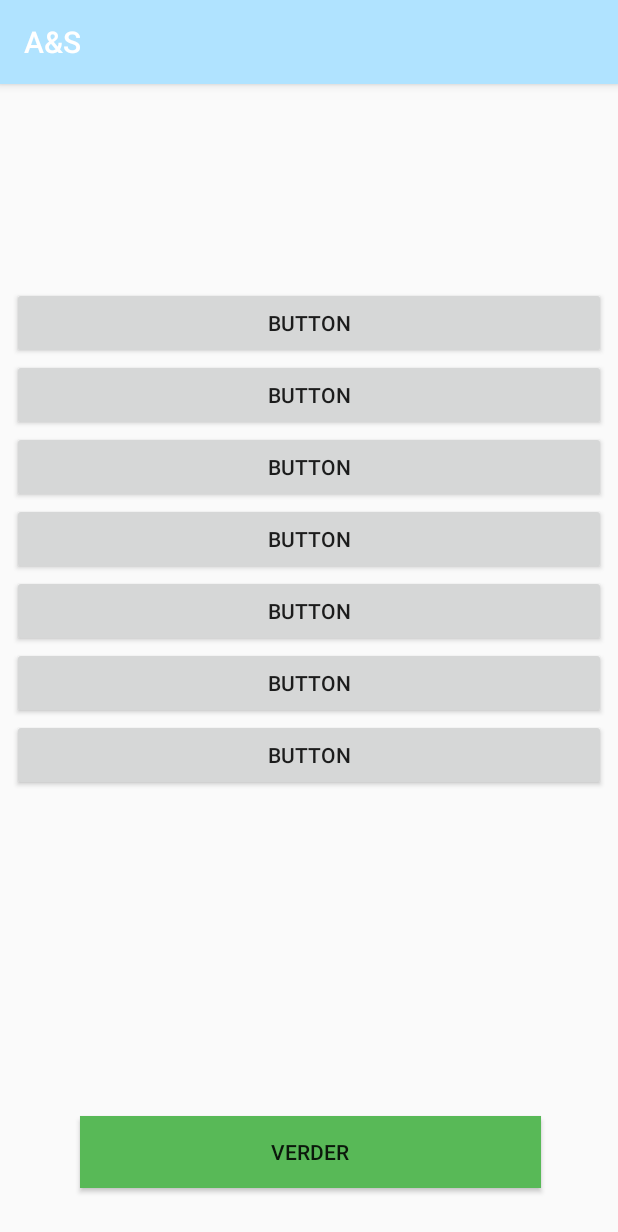
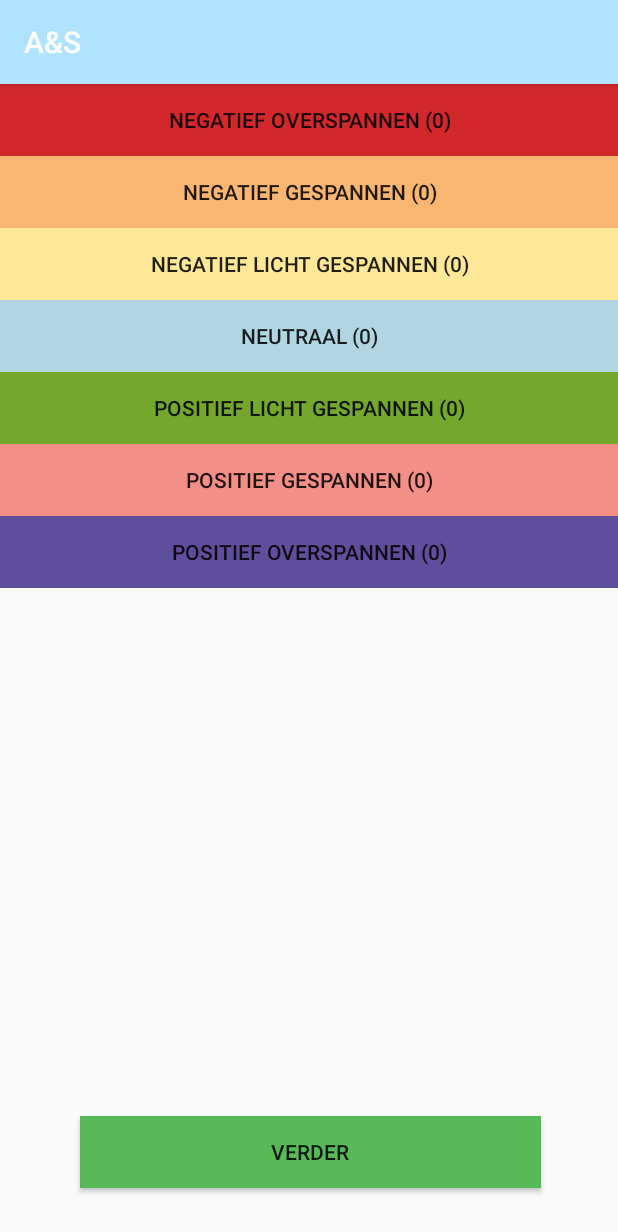
Before and after one commit to 500730771/AppA-S, an Android app: the AdviesActivity screen opened directly, with no data from a screen before it, on a phone screen of 412 x 824 dp. Shown: the top 1232 px of the screen. Run offline under Robolectric (Android 15) with nearby library versions, the phone set to English and light mode, and no system bars.

Commit message:
Advies werkt en alert dialog show na checklist aronden

```diff
--- a/AppAENS/app/src/main/java/com/example/melanie/appaens/activity/AdviesActivity.java
+++ b/AppAENS/app/src/main/java/com/example/melanie/appaens/activity/AdviesActivity.java
@@ -1,13 +1,21 @@
 package com.example.melanie.appaens.activity;
 
-import android.content.Intent;
+import android.support.v4.content.ContextCompat;
 import android.support.v7.app.AppCompatActivity;
 import android.os.Bundle;
+import android.util.Log;
 import android.view.View;
 import android.widget.Button;
 import android.widget.ImageView;
 
 import com.example.melanie.appaens.R;
+import com.example.melanie.appaens.data.DataSource;
+import com.example.melanie.appaens.model.Question;
+import com.example.melanie.appaens.model.Score;
+
+import java.util.ArrayList;
+import java.util.Collections;
+import java.util.List;
 
 public class AdviesActivity extends AppCompatActivity {
 
@@ -33,6 +41,7 @@ public class AdviesActivity extends AppCompatActivity {
     protected void onCreate(Bundle savedInstanceState) {
         super.onCreate(savedInstanceState);
         setContentView(R.layout.activity_advies);
+        Log.d("ADVIESACTIVITY","ADVIESPAGINA");
 
         mButton0 = (Button) findViewById(R.id.idAdvies_Button0);
         mButton1 = (Button) findViewById(R.id.idAdvies_Button1);
@@ -50,9 +59,55 @@ public class AdviesActivity extends AppCompatActivity {
         mImage5 = (ImageView) findViewById(R.id.idAdvies_Image5);
         mImage6 = (ImageView) findViewById(R.id.idAdvies_Image6);
 
+        DataSource data = new DataSource();
+        int[] colorList = data.getColors();
+        int[] adviesList = data.getAdviesImages();
 
-        //set button and image
+        List<Score> scores = new ArrayList<Score>();
+        String[] textlijst = {"Negatief Overspannen","Negatief Gespannen","Negatief Licht Gespannen","Neutraal","Positief Licht Gespannen","Positief Gespannen","Positief Overspannen"};
 
+        for (int i = 0; i < 7; i++){
+            List<Question> list = data.getQuestionListCategorie(i);
+            scores.add(new Score(i, data.getScoreButton(i+1), textlijst[i] + " (" + data.getScoreButton(i+1) +")"));
+        }
+
+        for (Score s : scores){
+            Log.d("ADVIESACTIVITY","Button: " + s.getButtonId()+", Score: " + s.getScore());
+        }
+        Collections.sort(scores, Score.compareScore);
+
+        for (Score s : scores){
+            Log.d("ADVIESACTIVITY","Button: " +s.getButtonId()+", Score: " + s.getScore());
+        }
+
+        //set button and image and color
+        mButton0.setBackgroundColor(ContextCompat.getColor(this, colorList[scores.get(0).getButtonId()]));
+        mButton0.setText(scores.get(0).getText());
+        mImage0.setImageResource(adviesList[scores.get(0).getButtonId()]);
+
+        mButton1.setBackgroundColor(ContextCompat.getColor(this, colorList[scores.get(1).getButtonId()]));
+        mButton1.setText(scores.get(1).getText());
+        mImage1.setImageResource(adviesList[scores.get(1).getButtonId()]);
+
+        mButton2.setBackgroundColor(ContextCompat.getColor(this, colorList[scores.get(2).getButtonId()]));
+        mButton2.setText(scores.get(2).getText());
+        mImage2.setImageResource(adviesList[scores.get(2).getButtonId()]);
+
+        mButton3.setBackgroundColor(ContextCompat.getColor(this, colorList[scores.get(3).getButtonId()]));
+        mButton3.setText(scores.get(3).getText());
+        mImage3.setImageResource(adviesList[scores.get(3).getButtonId()]);
+
+        mButton4.setBackgroundColor(ContextCompat.getColor(this, colorList[scores.get(4).getButtonId()]));
+        mButton4.setText(scores.get(4).getText());
+        mImage4.setImageResource(adviesList[scores.get(4).getButtonId()]);
+
+        mButton5.setBackgroundColor(ContextCompat.getColor(this, colorList[scores.get(5).getButtonId()]));
+        mButton5.setText(scores.get(5).getText());
+        mImage5.setImageResource(adviesList[scores.get(5).getButtonId()]);
+
+        mButton6.setBackgroundColor(ContextCompat.getColor(this, colorList[scores.get(6).getButtonId()]));
+        mButton6.setText(scores.get(6).getText());
+        mImage6.setImageResource(adviesList[scores.get(6).getButtonId()]);
 
         //click verder button
 
--- a/AppAENS/app/src/main/java/com/example/melanie/appaens/activity/ScrollMenuActivity.java
+++ b/AppAENS/app/src/main/java/com/example/melanie/appaens/activity/ScrollMenuActivity.java
@@ -1,5 +1,6 @@
 package com.example.melanie.appaens.activity;
 
+import android.content.Intent;
 import android.support.v7.app.AppCompatActivity;
 import android.os.Bundle;
 import android.support.v7.widget.LinearLayoutManager;
@@ -68,7 +69,10 @@ public class ScrollMenuActivity extends AppCompatActivity {
     //transition overrides
     @Override
     public void onBackPressed() {
-        super.onBackPressed();
+        Intent intent = new Intent(this , StartActivity.class);
+        intent.addFlags(Intent.FLAG_ACTIVITY_CLEAR_TOP);
+
+        startActivity(intent);
         overridePendingTransition(R.anim.left_right, R.anim.right_left);
     }
 }
--- a/AppAENS/app/src/main/java/com/example/melanie/appaens/data/DataSource.java
+++ b/AppAENS/app/src/main/java/com/example/melanie/appaens/data/DataSource.java
@@ -176,4 +176,14 @@ public class DataSource {
         }
         return list;
     }
+
+    public int getScoreButton(int kleurid){
+        int aantal = 0;
+        for (Question q : questionList){
+            if (q.getAnswerClient() == kleurid){
+                aantal++;
+            }
+        }
+        return aantal;
+    }
 }
--- /dev/null
+++ b/AppAENS/app/src/main/java/com/example/melanie/appaens/model/Score.java
@@ -0,0 +1,53 @@
+package com.example.melanie.appaens.model;
+
+import java.util.Comparator;
+
+public class Score {
+    private int buttonId;
+    private int score;
+    private String text;
+
+    public Score(int buttonId, int score, String text){
+        this.score = score;
+        this.buttonId = buttonId;
+        this.text = text;
+    }
+
+    public String getText(){
+        return text;
+    }
+
+    public void setText(String text){this.text = text;}
+
+    public int getButtonId() {
+        return buttonId;
+    }
+
+    public void setButtonId(int buttonId) {
+        this.buttonId = buttonId;
+    }
+
+    public int getScore() {
+        return score;
+    }
+
+    public void setScore(int score) {
+        this.score = score;
+    }
+
+    /*Comparator for sorting the list by score*/
+    public static Comparator<Score> compareScore = new Comparator<Score>() {
+
+        public int compare(Score s1, Score s2) {
+
+            int rollno1 = s1.getScore();
+            int rollno2 = s2.getScore();
+
+            /*For ascending order*/
+            return rollno2-rollno1;
+
+            /*For descending order*/
+            //rollno2-rollno1;
+        }};
+
+}
--- a/AppAENS/app/src/main/res/layout/activity_advies.xml
+++ b/AppAENS/app/src/main/res/layout/activity_advies.xml
@@ -6,19 +6,18 @@
     android:layout_height="match_parent"
     tools:context=".activity.AdviesActivity">
 
-    <LinearLayout
+        <ScrollView
             android:layout_width="match_parent"
-        android:layout_height="418dp"
-        android:layout_marginStart="8dp"
-        android:layout_marginTop="8dp"
-        android:layout_marginEnd="8dp"
-        android:layout_marginBottom="8dp"
-        android:orientation="vertical"
-        android:scrollbars="vertical"
+            android:layout_height="match_parent"
             app:layout_constraintBottom_toTopOf="@+id/idHome_button"
             app:layout_constraintEnd_toEndOf="parent"
             app:layout_constraintStart_toStartOf="parent"
             app:layout_constraintTop_toTopOf="parent">
+
+            <LinearLayout
+                android:layout_width="match_parent"
+                android:layout_height="wrap_content"
+                android:orientation="vertical" >
 
             <Button
                 android:id="@+id/idAdvies_Button0"
@@ -112,6 +111,7 @@
                 app:srcCompat="@drawable/adviesng" />
 
             </LinearLayout>
+        </ScrollView>
 
     <Button
         android:id="@+id/idHome_button"
--- a/AppAENS/app/src/main/res/layout/gespannen_item.xml
+++ b/AppAENS/app/src/main/res/layout/gespannen_item.xml
@@ -2,9 +2,9 @@
 <android.support.v7.widget.CardView
     xmlns:android="http://schemas.android.com/apk/res/android"
     xmlns:app="http://schemas.android.com/apk/res-auto"
-    android:layout_width="57dp"
+    android:layout_width="56dp"
+    app:cardCornerRadius="0dp"
     android:layout_height="25dp">
-
 
     <LinearLayout
         android:id="@+id/idInformatie_box"
--- a/AppAENS/app/src/main/res/layout/tob_menu_item.xml
+++ b/AppAENS/app/src/main/res/layout/tob_menu_item.xml
@@ -1,8 +1,8 @@
 <?xml version="1.0" encoding="utf-8"?>
 <android.support.v7.widget.CardView xmlns:android="http://schemas.android.com/apk/res/android"
     xmlns:app="http://schemas.android.com/apk/res-auto"
-    android:layout_width="90dp"
-    android:layout_height="100dp"
+    android:layout_width="80dp"
+    android:layout_height="80dp"
     android:layout_marginLeft="1dp"
     android:layout_marginRight="1dp"
     app:cardElevation="2dp"
@@ -20,7 +20,7 @@
         <ImageView
             android:id="@+id/idTopMenu_image"
             android:layout_width="match_parent"
-            android:layout_height="75dp"
+            android:layout_height="60dp"
             android:gravity="center"
             android:scaleType="centerInside"
             app:srcCompat="@drawable/acties" />
```
Also changed, not shown: AppAENS/app/src/main/java/com/example/melanie/appaens/fragment/OverviewFragment.java (+20 -20 lines), AppAENS/app/src/main/res/layout/activity_scroll_menu.xml (+3 -8 lines), AppAENS/app/src/main/res/layout/display_question.xml (+8 -8 lines), AppAENS/app/src/main/res/layout/fragment_overview.xml (+22 -23 lines). Lines whose indentation alone changed are shown as unchanged.
